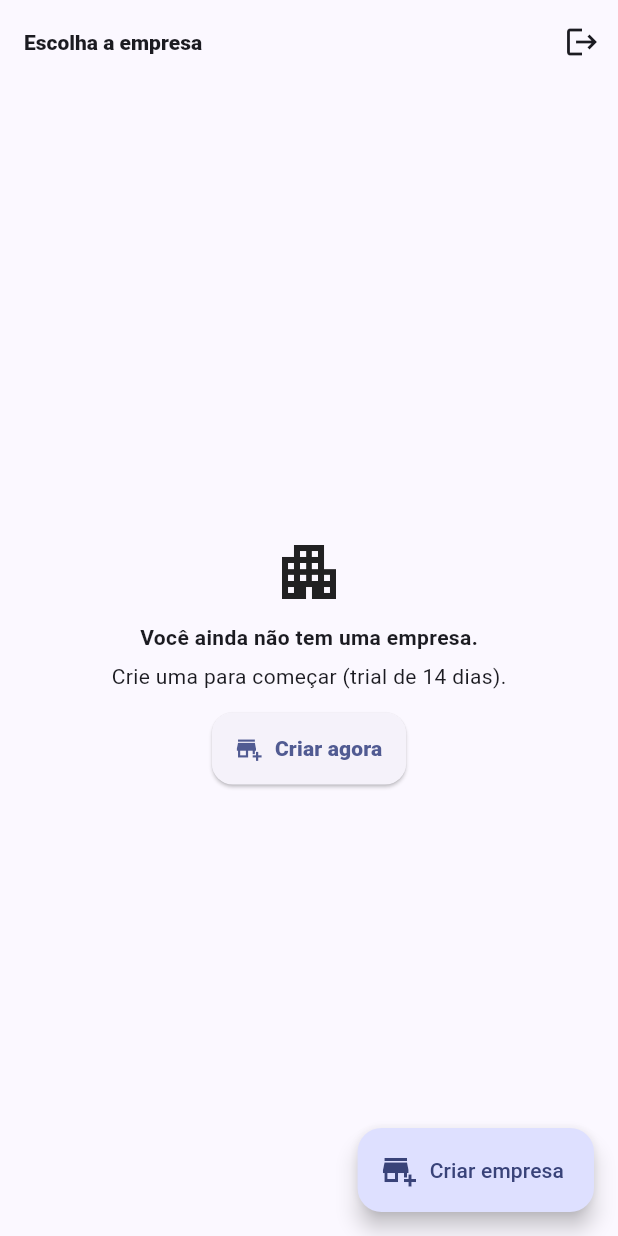
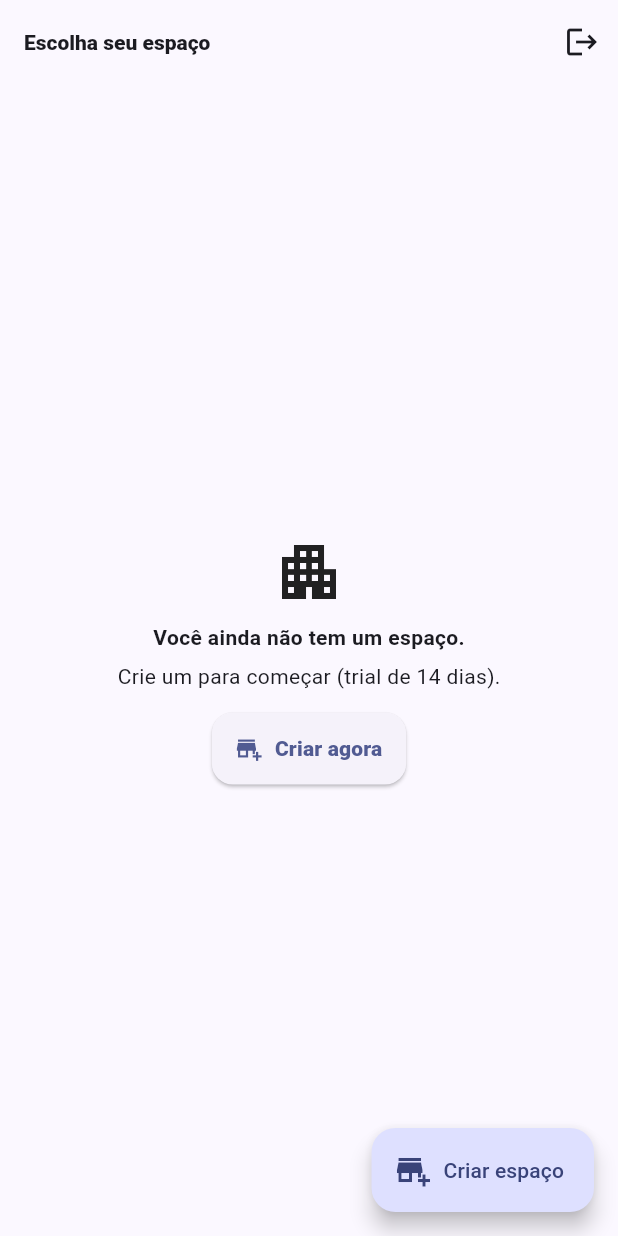
Before and after one commit to andersonrsmesquita/verde_ensina, a Flutter app: the screen it shows once a user with an empty profile is signed in, after a tap on the "logout" icon, on a phone screen of 412 x 824 dp. Run offline on Flutter 3.47's test engine with Material 3 defaults, Android fonts, the phone set to English and light mode, and no system bars; our stand-ins replace cloud_firestore, firebase_auth, firebase_core, go_router; accounts and stored records are empty.

Commit message:
Espaço Multi

```diff
--- a/lib/core/session/session_controller.dart
+++ b/lib/core/session/session_controller.dart
@@ -7,15 +7,13 @@ import 'package:firebase_auth/firebase_auth.dart';
 import '../firebase/firebase_paths.dart';
 import 'app_session.dart';
 
-
-/// Estado interno simples para telas e logs.
-///
-/// Não é obrigatório para o app, mas ajuda a manter compatibilidade
-/// com chamadas que esperam um 'status' de sessão.
 enum SessionStatus {
-  booting,
+  unknown,
+  signedOut,
   signedIn,
-  signedOut,
+  needsTenant,
+  ready,
+  error,
 }
 
 class SessionController extends ChangeNotifier {
@@ -32,16 +30,17 @@ class SessionController extends ChangeNotifier {
   StreamSubscription<DocumentSnapshot<Map<String, dynamic>>>? _userSub;
   StreamSubscription<DocumentSnapshot<Map<String, dynamic>>>? _memberSub;
 
-  DocumentSnapshot<Map<String, dynamic>>? _userDoc;
-
-  SessionStatus _status = SessionStatus.booting;
-  SessionStatus get status => _status;
-
   bool _ready = false;
   bool get ready => _ready;
 
   Object? _error;
   Object? get error => _error;
+
+  SessionStatus _status = SessionStatus.unknown;
+  SessionStatus get status => _status;
+
+  DocumentSnapshot<Map<String, dynamic>>? _userDoc;
+  DocumentSnapshot<Map<String, dynamic>>? get userDoc => _userDoc;
 
   AppSession? _session;
   AppSession? get session => _session;
@@ -49,8 +48,56 @@ class SessionController extends ChangeNotifier {
   String? get uid => _auth.currentUser?.uid;
   bool get isLoggedIn => uid != null;
 
+  // --- helpers de compatibilidade (migração do app antigo p/ multi-tenant) ---
+  String? _stringOrNull(dynamic v) {
+    if (v is String) {
+      final s = v.trim();
+      return s.isEmpty ? null : s;
+    }
+    return null;
+  }
+
+  List<String> _asStringList(dynamic v) {
+    if (v == null) return <String>[];
+    if (v is List) {
+      return v
+          .map((e) => e.toString().trim())
+          .where((s) => s.isNotEmpty)
+          .toList();
+    }
+    if (v is String) {
+      final s = v.trim();
+      return s.isEmpty ? <String>[] : <String>[s];
+    }
+    return <String>[];
+  }
+
+  bool _listEquals(List<String> a, List<String> b) {
+    if (a.length != b.length) return false;
+    for (var i=0; i<a.length; i++) {
+      if (a[i] != b[i]) return false;
+    }
+    return true;
+  }
+
+  bool _dynamicListEquals(dynamic original, List<String> normalized) {
+    if (original == null) return normalized.isEmpty;
+    if (original is List) {
+      final mapped = original
+          .map((e) => e.toString().trim())
+          .where((s) => s.isNotEmpty)
+          .toList();
+      return _listEquals(mapped, normalized);
+    }
+    if (original is String) {
+      final s = original.trim();
+      return _listEquals(s.isEmpty ? <String>[] : <String>[s], normalized);
+    }
+    return normalized.isEmpty;
+  }
+
   Future<void> init() async {
-    _authSub?.cancel();
+    await _authSub?.cancel();
 
     // primeiro estado (boot)
     _onAuth(_auth.currentUser);
@@ -64,10 +111,9 @@ class SessionController extends ChangeNotifier {
     _memberSub?.cancel();
 
     _session = null;
+    _userDoc = null;
     _error = null;
     _ready = false;
-    _status = SessionStatus.booting;
-    notifyListeners();
 
     if (user == null) {
       _status = SessionStatus.signedOut;
@@ -76,11 +122,12 @@ class SessionController extends ChangeNotifier {
       return;
     }
 
-    // garante user doc
+    _status = SessionStatus.signedIn;
+    notifyListeners();
+
     final uref = FirebasePaths.userRef(user.uid);
     _userSub = uref.snapshots().listen((snap) async {
       try {
-        _userDoc = snap;
         if (!snap.exists) {
           await uref.set({
             'createdAt': FieldValue.serverTimestamp(),
@@ -91,18 +138,38 @@ class SessionController extends ChangeNotifier {
           }, SetOptions(merge: true));
         }
 
+        _userDoc = snap;
         final data = snap.data() ?? {};
-        final currentTenantId = (data['currentTenantId'] ?? '').toString();
-        final defaultTenantId = (data['defaultTenantId'] ?? '').toString();
 
-        final tenantId = currentTenantId.isNotEmpty
-            ? currentTenantId
-            : (defaultTenantId.isNotEmpty ? defaultTenantId : '');
+        final normalizedTenantIds = _asStringList(data['tenantIds']);
+        final fix = <String, dynamic>{};
 
-        if (tenantId.isEmpty) {
-          // logou, mas ainda não escolheu/criou tenant
+        if (!_dynamicListEquals(data['tenantIds'], normalizedTenantIds)) {
+          fix['tenantIds'] = normalizedTenantIds;
+        }
+        if (data['currentTenantId'] != null && data['currentTenantId'] is! String) {
+          fix['currentTenantId'] = null;
+        }
+        if (data['defaultTenantId'] != null && data['defaultTenantId'] is! String) {
+          fix['defaultTenantId'] = null;
+        }
+
+        if (fix.isNotEmpty) {
+          fix['updatedAt'] = FieldValue.serverTimestamp();
+          await uref.set(fix, SetOptions(merge: true));
+        }
+
+        final currentTenantId = _stringOrNull(data['currentTenantId']);
+        final defaultTenantId = _stringOrNull(data['defaultTenantId']);
+        final tenantId = currentTenantId ??
+            defaultTenantId ??
+            (normalizedTenantIds.isNotEmpty ? normalizedTenantIds.first : null);
+
+        if (tenantId == null || tenantId.trim().isEmpty) {
           _session = null;
+          _error = null;
           _ready = true;
+          _status = SessionStatus.needsTenant;
           notifyListeners();
           return;
         }
@@ -110,7 +177,9 @@ class SessionController extends ChangeNotifier {
         _listenMembership(user.uid, tenantId);
       } catch (e) {
         _error = e;
+        _session = null;
         _ready = true;
+        _status = SessionStatus.error;
         notifyListeners();
       }
     });
@@ -118,13 +187,12 @@ class SessionController extends ChangeNotifier {
 
   void _listenMembership(String uid, String tenantId) {
     _memberSub?.cancel();
-    _memberSub =
-        FirebasePaths.memberRef(tenantId, uid).snapshots().listen((snap) {
+    _memberSub = FirebasePaths.memberRef(tenantId, uid).snapshots().listen((snap) {
       try {
         if (!snap.exists) {
-          // usuário tá apontando pra um tenant que ele não participa
           _session = null;
           _ready = true;
+          _status = SessionStatus.needsTenant;
           notifyListeners();
           return;
         }
@@ -134,23 +202,24 @@ class SessionController extends ChangeNotifier {
         if (!active) {
           _session = null;
           _ready = true;
+          _status = SessionStatus.needsTenant;
           notifyListeners();
           return;
         }
 
-        final scopesRaw =
-            (m['scopes'] is List) ? (m['scopes'] as List) : <dynamic>[];
+        final scopesRaw = (m['scopes'] is List) ? (m['scopes'] as List) : <dynamic>[];
         final scopes = scopesRaw.map((e) => e.toString()).toList();
 
         _session = AppSession(uid: uid, tenantId: tenantId, scopes: scopes);
-        _status = SessionStatus.signedIn;
         _ready = true;
         _error = null;
+        _status = SessionStatus.ready;
         notifyListeners();
       } catch (e) {
         _error = e;
         _session = null;
         _ready = true;
+        _status = SessionStatus.error;
         notifyListeners();
       }
     });
@@ -166,26 +235,34 @@ class SessionController extends ChangeNotifier {
     }, SetOptions(merge: true));
   }
 
-  Future<String> createTenant({
-    required String name,
-  }) async {
+  Future<String> createTenant({required String name}) async {
     final u = _auth.currentUser;
     if (u == null) throw Exception('Usuário não logado');
 
     final tenantRef = FirebasePaths.tenantsCol().doc();
     final uid = u.uid;
+    final userRef = FirebasePaths.userRef(uid);
 
-    await _db.runTransaction((tx) async {
-      tx.set(tenantRef, {
+    // IMPORTANTE (Windows): evitamos `runTransaction()` aqui.
+    // Em alguns cenários o SDK nativo pode abortar o processo.
+    // Batch é atômico (tudo ou nada) e é suficiente para o onboarding.
+    final userSnap = await userRef.get();
+    final userData = userSnap.data() ?? <String, dynamic>{};
+
+    final defaultTenantId = _stringOrNull(userData['defaultTenantId']);
+
+    final batch = _db.batch();
+    final now = FieldValue.serverTimestamp();
+
+    batch.set(tenantRef, {
       'name': name,
       'status': 'active',
-        'createdAt': FieldValue.serverTimestamp(),
-        'updatedAt': FieldValue.serverTimestamp(),
+      'createdAt': now,
+      'updatedAt': now,
       'ownerUid': uid,
       // SaaS baseline
       'subscriptionStatus': 'trial',
-        'trialEndsAt':
-            Timestamp.fromDate(DateTime.now().add(const Duration(days: 14))),
+      'trialEndsAt': Timestamp.fromDate(DateTime.now().add(const Duration(days: 14))),
       'modulesEnabled': {
         'canteiros': true,
         'solo': true,
@@ -197,7 +274,7 @@ class SessionController extends ChangeNotifier {
       },
     });
 
-      tx.set(tenantRef.collection('members').doc(uid), {
+    batch.set(FirebasePaths.memberRef(tenantRef.id, uid), {
       'uid': uid,
       'role': 'owner',
       'active': true,
@@ -210,47 +287,48 @@ class SessionController extends ChangeNotifier {
         'financeiro:view',
         'financeiro:edit',
       ],
-        'createdAt': FieldValue.serverTimestamp(),
+      'createdAt': now,
+      'updatedAt': now,
     });
 
-      tx.set(
-          FirebasePaths.userRef(uid),
+    batch.set(
+      userRef,
       {
-            'defaultTenantId': tenantRef.id,
+        if (!userSnap.exists) 'createdAt': now,
+        'updatedAt': now,
+        if ((defaultTenantId ?? '').isEmpty) 'defaultTenantId': tenantRef.id,
         'currentTenantId': tenantRef.id,
         'tenantIds': FieldValue.arrayUnion([tenantRef.id]),
-            'updatedAt': FieldValue.serverTimestamp(),
       },
-          SetOptions(merge: true));
-    });
+      SetOptions(merge: true),
+    );
+
+    await batch.commit();
 
     return tenantRef.id;
   }
 
   /// Sai da conta e reseta o estado local.
-  ///
-  /// Algumas telas (ex: TenantPickerPage) chamam `session.signOut()`.
-  /// Essa API não existia no projeto original, então deixamos aqui
-  /// pra ficar estável e previsível.
   Future<void> signOut() async {
     try {
-      await FirebaseAuth.instance.signOut();
+      await _auth.signOut();
     } finally {
-      // O authStateChanges vai disparar e `init()` vai limpar,
-      // mas garantimos o reset imediatamente.
-      _authSub?.cancel();
-      _userSub?.cancel();
-      _memberSub?.cancel();
+      await _authSub?.cancel();
+      await _userSub?.cancel();
+      await _memberSub?.cancel();
       _authSub = null;
       _userSub = null;
       _memberSub = null;
+
       _userDoc = null;
       _session = null;
+      _error = null;
+      _ready = true;
       _status = SessionStatus.signedOut;
       notifyListeners();
 
-      // Reescuta o auth para não ficar "morto" após o logout.
-      init();
+      // reescuta auth pra não ficar "morto" depois do logout
+      await init();
     }
   }
 
--- a/lib/modules/tenancy/tenant_picker_page.dart
+++ b/lib/modules/tenancy/tenant_picker_page.dart
@@ -23,11 +23,11 @@ class _TenantPickerPageState extends State<TenantPickerPage> {
     final name = await showDialog<String>(
       context: context,
       builder: (ctx) => AlertDialog(
-        title: const Text('Criar empresa'),
+        title: const Text('Criar espaço'),
         content: TextField(
           controller: ctrl,
           decoration: const InputDecoration(
-            labelText: 'Nome',
+            labelText: 'Nome do espaço',
             border: OutlineInputBorder(),
           ),
         ),
@@ -47,11 +47,15 @@ class _TenantPickerPageState extends State<TenantPickerPage> {
     setState(() => _busy = true);
     try {
       final tenantId = await session.createTenant(name: name);
-      AppMessenger.show('✅ Empresa criada: $name');
+      AppMessenger.success('✅ Espaço criado: $name');
       await session.selectTenant(tenantId);
       if (mounted) context.go('/home');
     } catch (e) {
-      AppMessenger.show('❌ Falha ao criar: $e');
+      if (e is FirebaseException && e.code == 'permission-denied') {
+        AppMessenger.error('❌ Sem permissão no Firestore para criar espaço. Ajuste as regras e tente de novo.');
+      } else {
+        AppMessenger.error('❌ Falha ao criar: $e');
+      }
     } finally {
       if (mounted) setState(() => _busy = false);
     }
@@ -64,7 +68,7 @@ class _TenantPickerPageState extends State<TenantPickerPage> {
       await session.selectTenant(tenantId);
       if (mounted) context.go('/home');
     } catch (e) {
-      AppMessenger.show('❌ Falha ao selecionar: $e');
+      AppMessenger.error('❌ Falha ao selecionar: $e');
     } finally {
       if (mounted) setState(() => _busy = false);
     }
@@ -85,7 +89,7 @@ class _TenantPickerPageState extends State<TenantPickerPage> {
 
     return Scaffold(
       appBar: AppBar(
-        title: const Text('Escolha a empresa'),
+        title: const Text('Escolha seu espaço'),
         actions: [
           IconButton(
             tooltip: 'Sair',
@@ -99,7 +103,7 @@ class _TenantPickerPageState extends State<TenantPickerPage> {
       floatingActionButton: FloatingActionButton.extended(
         onPressed: _busy ? null : _criarTenant,
         icon: const Icon(Icons.add_business),
-        label: const Text('Criar empresa'),
+        label: const Text('Criar espaço'),
       ),
       body: Stack(
         children: [
@@ -124,11 +128,11 @@ class _TenantPickerPageState extends State<TenantPickerPage> {
                         const Icon(Icons.apartment, size: 48),
                         const SizedBox(height: 10),
                         const Text(
-                          'Você ainda não tem uma empresa.',
+                          'Você ainda não tem um espaço.',
                           style: TextStyle(fontWeight: FontWeight.bold),
                         ),
                         const SizedBox(height: 6),
-                        const Text('Crie uma para começar (trial de 14 dias).'),
+                        const Text('Crie um para começar (trial de 14 dias).'),
                         const SizedBox(height: 14),
                         AppButtons.elevatedIcon(
                           onPressed: _busy ? null : _criarTenant,
@@ -151,7 +155,7 @@ class _TenantPickerPageState extends State<TenantPickerPage> {
                     future: FirebasePaths.tenantsCol().doc(tid).get(),
                     builder: (context, tsnap) {
                       final tdata = tsnap.data?.data() ?? {};
-                      final name = (tdata['name'] ?? 'Empresa').toString();
+                      final name = (tdata['name'] ?? 'Espaço').toString();
                       final status = (tdata['status'] ?? 'active').toString();
                       final sub = (tdata['subscriptionStatus'] ?? 'trial').toString();
 
```
Also changed, not shown: 2 other files. Lines whose indentation alone changed are shown as unchanged.
